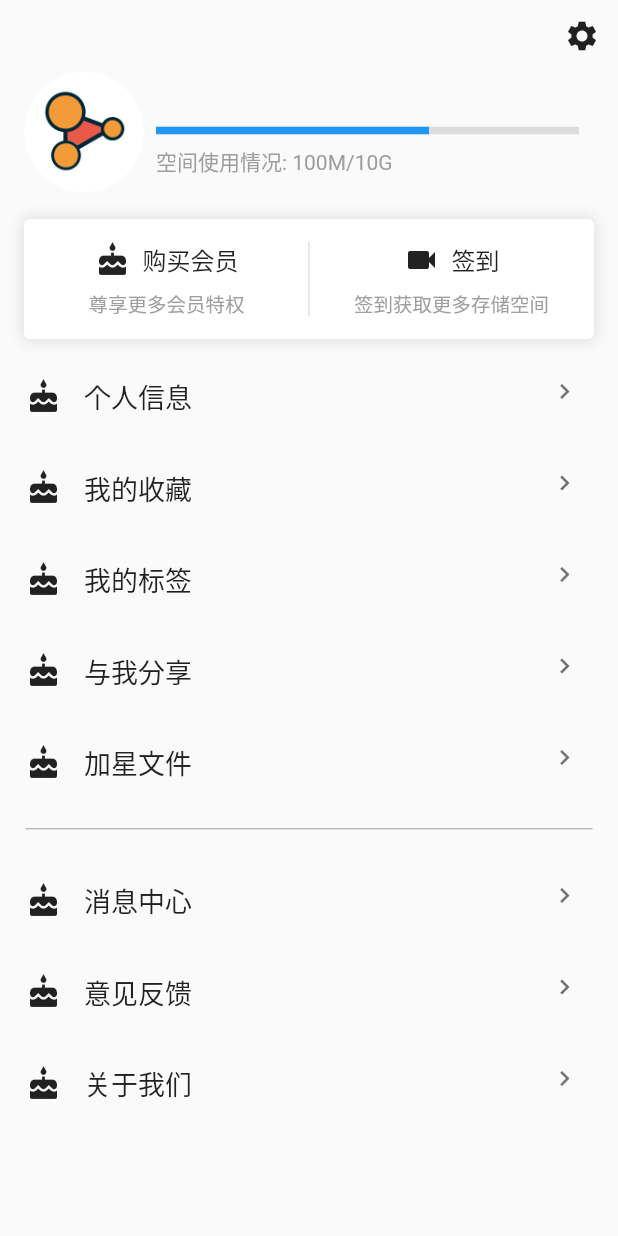
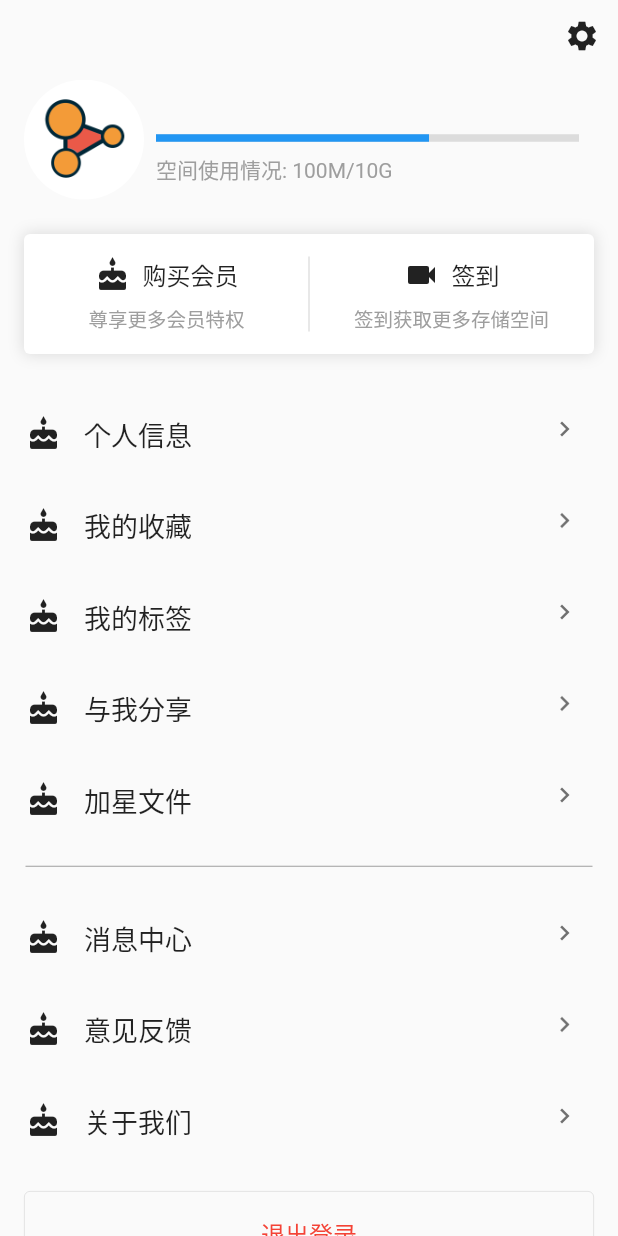
Before and after one commit to hatjs880328s/IICoprationCrossPlt, a Flutter app: the PersonCenter screen opened directly, on a phone screen of 412 x 824 dp. Run offline on Flutter 3.47's test engine with Material 2 defaults, Android fonts, the phone set to English and light mode, and no system bars; our stand-ins replace convert, dio, flutter_spinkit, fluttertoast, matcher and 2 more; missing offline and left inert: aspectd, dart:ffi, mailer2, quill_delta, sharesdk_plugin, zefyr; accounts and stored records are empty; generated files the repository leaves out were written again.

Commit message:
版本:
更新内容：

Author: Noah_shan

```diff
--- a/rebuild_flutter/lib/USL/PersonCenter/personcenter.dart
+++ b/rebuild_flutter/lib/USL/PersonCenter/personcenter.dart
@@ -2,6 +2,7 @@ import 'package:flutter/cupertino.dart';
 import 'package:flutter/material.dart';
 import 'package:rebuild_flutter/MODEL/Login/nsloginglobal.dart';
 import 'package:rebuild_flutter/MODEL/Login/nsloginmodel.dart';
+import 'package:rebuild_flutter/USL/PersonCenter/personcenterbottom.dart';
 import 'package:rebuild_flutter/USL/PersonCenter/personcentercenterlist.dart';
 import 'package:rebuild_flutter/USL/PersonCenter/personcenterheader.dart';
 
@@ -27,7 +28,9 @@ class PersonCenterStata extends State<PersonCenter> {
       body: ListView(
         children: <Widget>[
           PersonCenterHeader(this.userinfo),
+          SizedBox(height: 15),
           PersoncenterCenterList(),
+          PersoncenterBottom()
         ],
       ),
     );
--- /dev/null
+++ b/rebuild_flutter/lib/USL/PersonCenter/personcenterbottom.dart
@@ -0,0 +1,30 @@
+import 'package:flutter/material.dart';
+
+/// 个人中心底部的退出登录按钮
+class PersoncenterBottom extends StatelessWidget {
+  @override
+  Widget build(BuildContext context) {
+    return Column(
+      children: <Widget>[
+        Container(
+            margin: EdgeInsets.all(16),
+            padding: EdgeInsets.all(16),
+            alignment: Alignment.center,
+            decoration: BoxDecoration(
+              border: Border.all(color: Colors.black12, width: 0.5),
+              borderRadius: BorderRadius.circular(4),
+            ),
+            child: GestureDetector(
+              child: Text('退出登录',
+                  style: TextStyle(color: Colors.red, fontSize: 16)),
+              onTap: () {
+
+              },
+            )),
+        SizedBox(
+          height: 25,
+        )
+      ],
+    );
+  }
+}
--- a/rebuild_flutter/lib/USL/PersonCenter/personcenterheader.dart
+++ b/rebuild_flutter/lib/USL/PersonCenter/personcenterheader.dart
@@ -20,7 +20,7 @@ class PersonCenterHeader extends StatelessWidget {
             child: IconButton(icon: Icon(Icons.settings), onPressed: () {})),
         //个人信息
         Container(
-            margin: EdgeInsets.fromLTRB(16, 0, 16, 0),
+            margin: EdgeInsets.fromLTRB(16, 5, 16, 5),
             child: Row(
               children: <Widget>[
                 //头像
```
